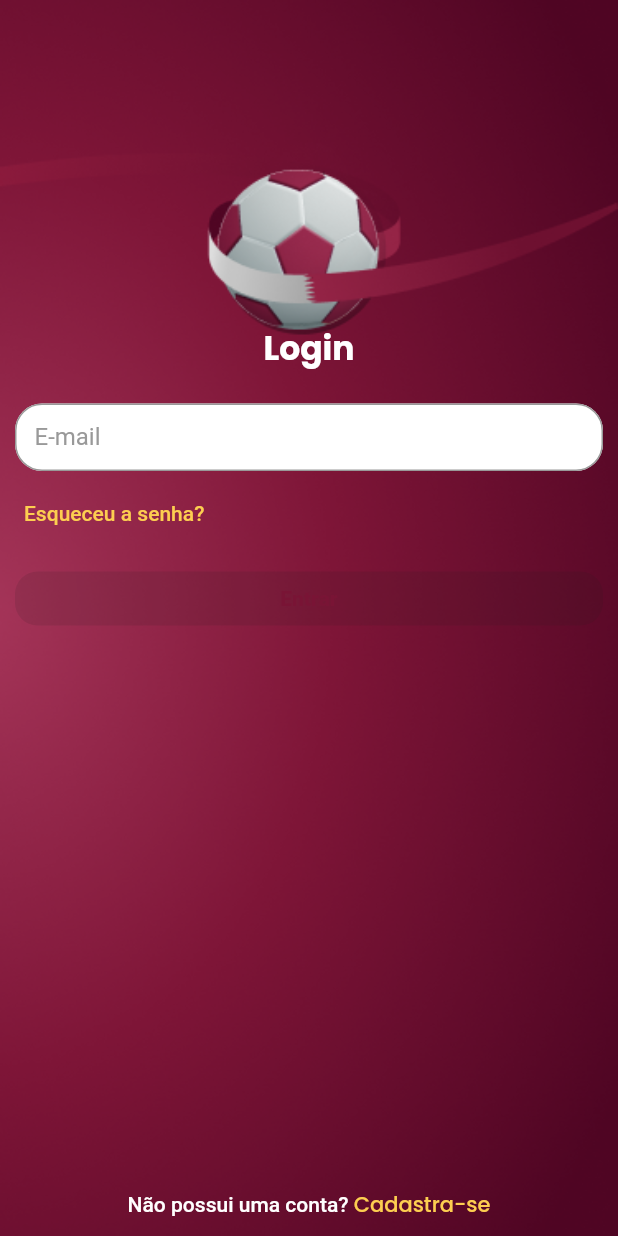
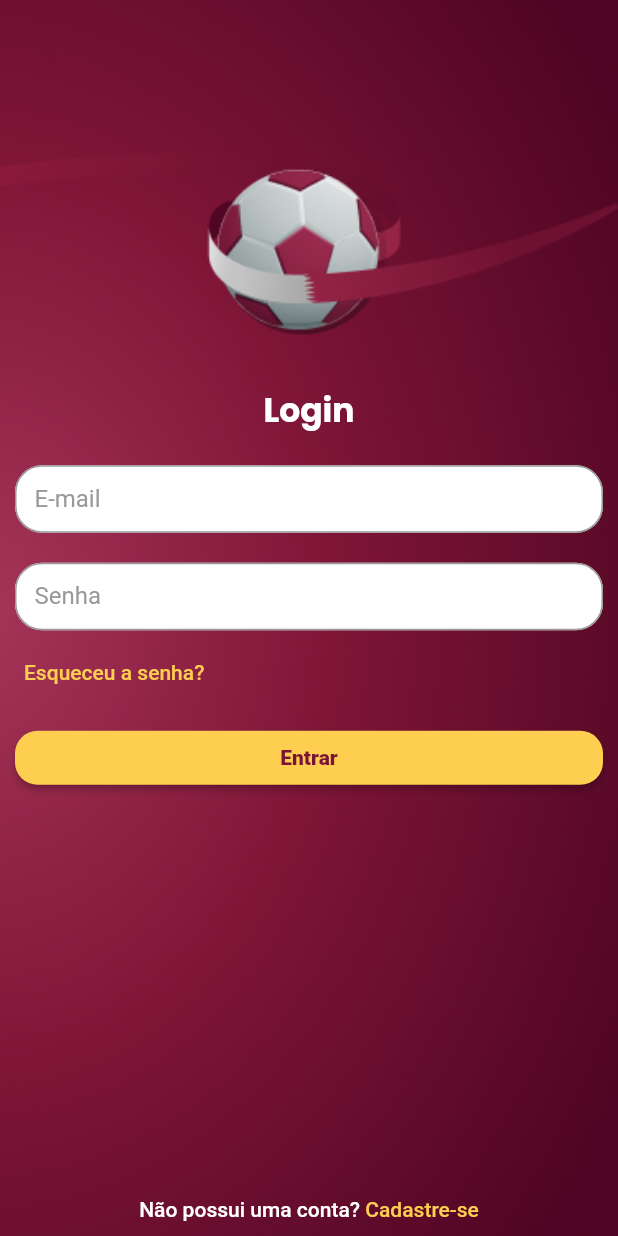
Before and after one commit to lucianamcedro/fifa_world_cup_2022, a Flutter app: the LoginPage screen opened by its route, on a phone screen of 412 x 824 dp. Run offline on Flutter 3.47's test engine with Material 2 defaults, Android fonts, the phone set to English and light mode, and no system bars; our stand-ins replace dio, loading_animation_widget, top_snackbar_flutter; missing offline and left inert: flutter_getit; Roboto replaces fonts that are missing (MPlus1P).

Commit message:
feature/criação-layout-tela-cadastro

```diff
--- a/fifa_album_flutter/lib/core/ui/styles/text_styles.dart
+++ b/fifa_album_flutter/lib/core/ui/styles/text_styles.dart
@@ -50,6 +50,9 @@ class TextStyles {
 
   TextStyle get titleWhite =>
       textPrimaryFontBold.copyWith(color: Colors.white, fontSize: 22);
+
+  TextStyle get titleBlack =>
+      textPrimaryFontBold.copyWith(color: Colors.black, fontSize: 22);
 }
 
 extension TextStylesExtensions on BuildContext {
--- a/fifa_album_flutter/lib/fifa_world_app.dart
+++ b/fifa_album_flutter/lib/fifa_world_app.dart
@@ -1,6 +1,7 @@
 import 'package:fifa_album_flutter/core/rest/custom_dio.dart';
 import 'package:fifa_album_flutter/core/ui/theme/theme_config.dart';
 import 'package:fifa_album_flutter/pages/auth/login/login_page.dart';
+import 'package:fifa_album_flutter/pages/auth/register/register_page.dart';
 import 'package:fifa_album_flutter/pages/home/home_page.dart';
 import 'package:fifa_album_flutter/pages/splash/splash_route.dart';
 import 'package:fifa_album_flutter/repository/auth/auth_repository..dart';
@@ -25,6 +26,7 @@ class FifaWorldApp extends StatelessWidget {
         routes: {
           '/': (_) => const SplashRoute(),
           '/auth/login': (_) => const LoginPage(),
+          '/auth/register': (_) => const RegisterPage(),
           '/home': (_) => const HomePage(),
         },
       ),
--- a/fifa_album_flutter/lib/pages/auth/login/login_page.dart
+++ b/fifa_album_flutter/lib/pages/auth/login/login_page.dart
@@ -2,6 +2,7 @@ import 'package:fifa_album_flutter/core/ui/styles/button_styles.dart';
 import 'package:fifa_album_flutter/core/ui/styles/colors_app.dart';
 import 'package:fifa_album_flutter/core/ui/styles/text_styles.dart';
 import 'package:fifa_album_flutter/core/ui/widgets/button.dart';
+import 'package:flutter/gestures.dart';
 import 'package:flutter/material.dart';
 
 class LoginPage extends StatefulWidget {
@@ -20,9 +21,11 @@ class _LoginPageState extends State<LoginPage> {
         child: Container(
           padding: const EdgeInsets.all(10),
           decoration: const BoxDecoration(
-              image: DecorationImage(
-                  image: AssetImage('assets/images/background_login.png'),
-                  fit: BoxFit.cover)),
+            image: DecorationImage(
+              image: AssetImage('assets/images/background_login.png'),
+              fit: BoxFit.cover,
+            ),
+          ),
           child: CustomScrollView(
             slivers: [
               SliverList(
@@ -30,7 +33,7 @@ class _LoginPageState extends State<LoginPage> {
                   [
                     SizedBox(
                       height: MediaQuery.of(context).size.height *
-                          (MediaQuery.of(context).size.width > 450 ? .30 : .25),
+                          (MediaQuery.of(context).size.width > 350 ? .30 : .25),
                     ),
                     Padding(
                       padding: const EdgeInsets.only(bottom: 20.0),
@@ -49,6 +52,15 @@ class _LoginPageState extends State<LoginPage> {
                     const SizedBox(
                       height: 20,
                     ),
+                    TextFormField(
+                      decoration: const InputDecoration(
+                        floatingLabelBehavior: FloatingLabelBehavior.never,
+                        label: Text('Senha'),
+                      ),
+                    ),
+                    const SizedBox(
+                      height: 20,
+                    ),
                     Padding(
                       padding: const EdgeInsets.only(left: 6.0),
                       child: Text(
@@ -62,6 +74,7 @@ class _LoginPageState extends State<LoginPage> {
                       height: 25,
                     ),
                     Button(
+                        onPressed: () {},
                         width: MediaQuery.of(context).size.width * .9,
                         style: context.buttonStyle.yellowButton,
                         labelStyle: context
@@ -78,13 +91,19 @@ class _LoginPageState extends State<LoginPage> {
                     Text.rich(
                       style: context.textstyles.textSecondaryFontMedium
                           .copyWith(color: Colors.white),
-                      TextSpan(text: 'Não possui uma conta? ', children: [
-                        TextSpan(
-                          text: 'Cadastra-se',
-                          style: context.textstyles.textPrimaryFontMedium
-                              .copyWith(color: context.colors.yellow),
-                        ),
-                      ]),
+                      TextSpan(
+                        text: 'Não possui uma conta? ',
+                        children: [
+                          TextSpan(
+                            text: 'Cadastre-se',
+                            style: context.textstyles.textSecondaryFontMedium
+                                .copyWith(color: context.colors.yellow),
+                            recognizer: TapGestureRecognizer()
+                              ..onTap = () => Navigator.of(context)
+                                  .pushNamed('/auth/register'),
+                          ),
+                        ],
+                      ),
                     ),
                   ],
                 ),
--- a/fifa_album_flutter/lib/pages/splash/presenter/splash_presenter_impl.dart
+++ b/fifa_album_flutter/lib/pages/splash/presenter/splash_presenter_impl.dart
@@ -8,7 +8,7 @@ class SplashPresenterImpl implements SplashPresenter {
   Future<void> checkLogin() async {
     _view.showLoader();
     await Future.delayed(const Duration(seconds: 2));
-    _view.logged(true);
+    _view.logged(false);
   }
 
   @override
```
Also changed, not shown: fifa_album_flutter/lib/pages/auth/register/register_page.dart (added, +87 -0 lines).
